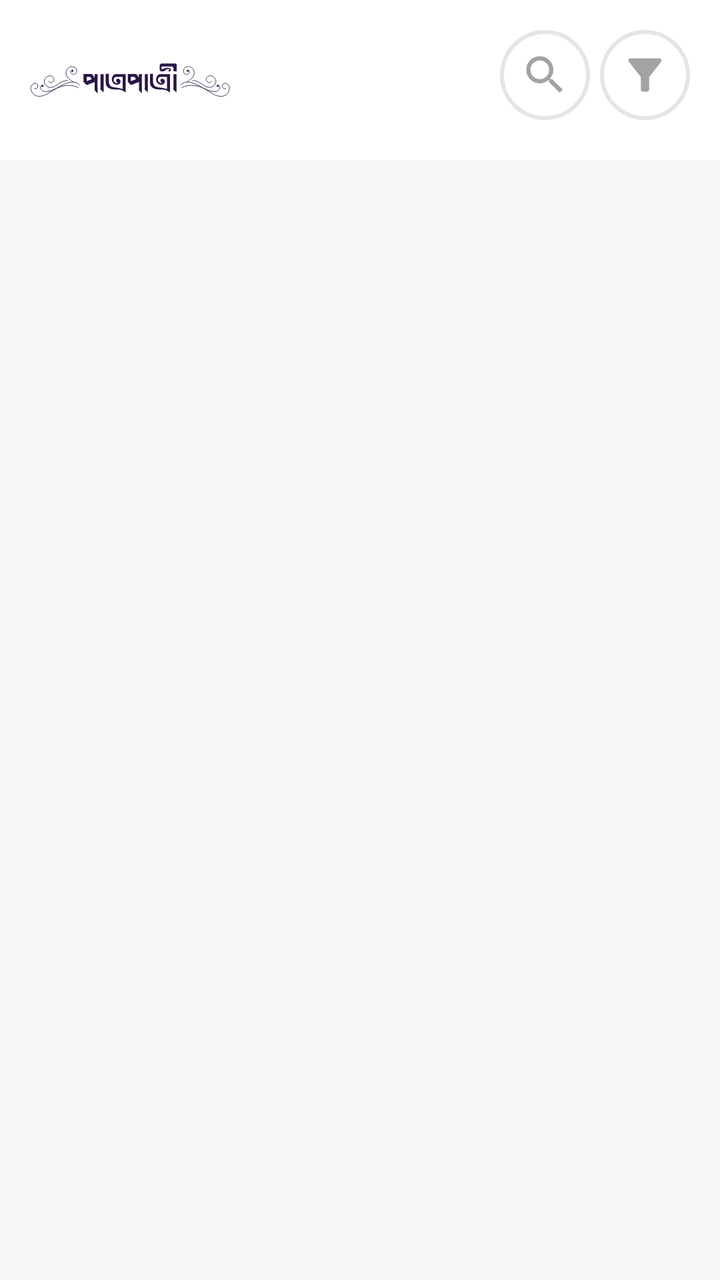
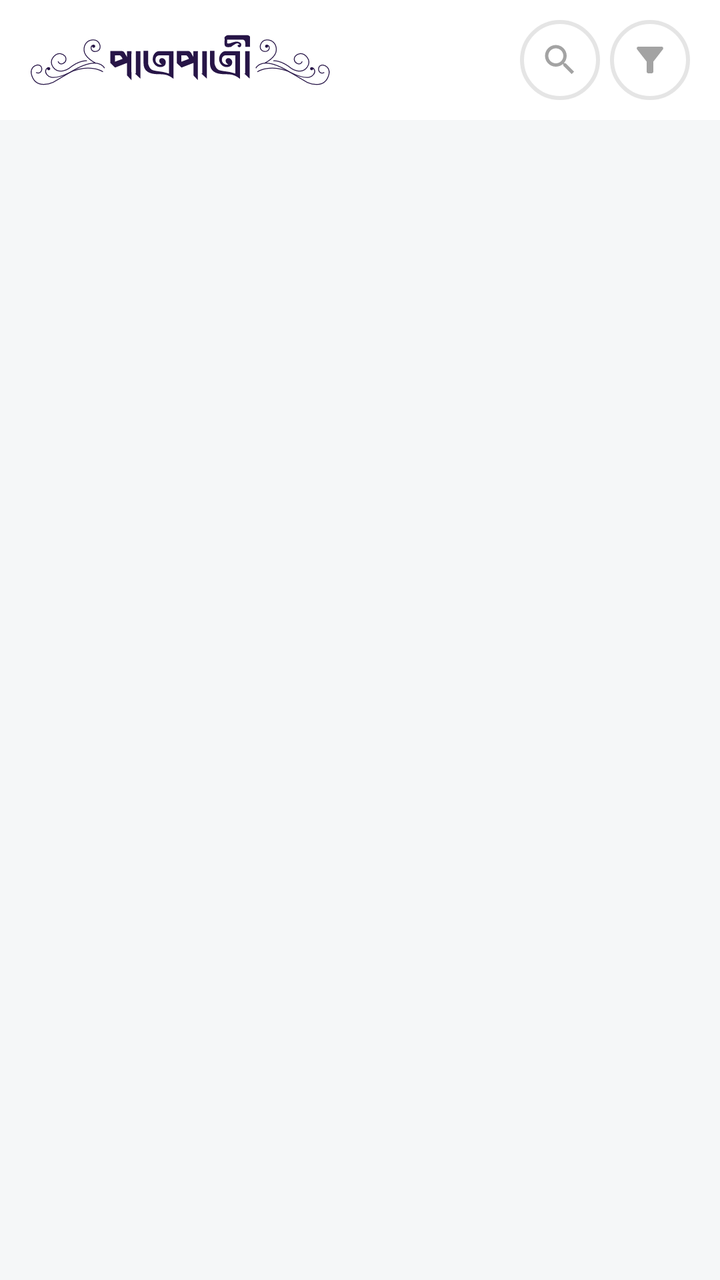

An Android layout rendered at two revisions. The XML below is the earlier revision; the diff shows what the commit changed to produce the second picture.
<!-- AndroidManifest.xml: application theme AppTheme -->
<!-- res/layout/fragment_home.xml -->
<?xml version="1.0" encoding="utf-8"?>
<LinearLayout xmlns:android="http://schemas.android.com/apk/res/android" xmlns:app="http://schemas.android.com/apk/res-auto"
    xmlns:tools="http://schemas.android.com/tools"
    android:id="@+id/root_view"
    android:orientation="vertical"
    android:background="@color/colorBackgroundGrey"
    android:layout_width="match_parent"
    android:layout_height="match_parent"
    tools:context=".views.fragments.HomeFragment">

    <RelativeLayout
        android:padding="15dp"
        android:layout_marginBottom="1dp"
        android:background="@color/colorWhite"
        android:layout_width="match_parent"
        android:layout_height="wrap_content">
        <ImageView
            app:tint="@color/colorPrimary"
            android:src="@drawable/ic_logo"
            android:cropToPadding="true"
            android:layout_width="100dp"
            android:layout_height="50dp"/>
        <EditText
            android:visibility="gone"
            android:id="@+id/search_item"
            android:inputType="text"
            android:singleLine="true"
            android:hint="Search"
            android:textSize="15sp"
            app:drawableTint="@color/colorDeepGrey"
            android:drawableEnd="@drawable/ic_baseline_search_24"
            android:background="@drawable/shape_radius_100_pad_10_stroke_grey_bg_white"
            android:paddingStart="25dp"
            android:paddingEnd="25dp"
            android:layout_marginEnd="100dp"
            android:layout_width="match_parent"
            android:layout_height="wrap_content"/>
        <ImageButton
            android:id="@+id/search_button"
            android:layout_toLeftOf="@+id/filter_button"
            android:scaleType="fitCenter"
            android:adjustViewBounds="true"
            android:background="@drawable/shape_radius_100_pad_10_stroke_grey_bg_white"
            android:tint="@color/colorDeepGrey"
            android:src="@drawable/ic_baseline_search_24"
            android:layout_marginEnd="5dp"
            android:layout_width="45dp"
            android:layout_height="45dp" />
        <ImageButton
            android:id="@+id/filter_button"
            android:layout_alignParentEnd="true"
            android:scaleType="fitCenter"
            android:adjustViewBounds="true"
            android:background="@drawable/shape_radius_100_pad_10_stroke_grey_bg_white"
            android:tint="@color/colorDeepGrey"
            android:src="@drawable/ic_baseline_filter_alt_24"
            android:layout_width="45dp"
            android:layout_height="45dp" />
    </RelativeLayout>

    <androidx.recyclerview.widget.RecyclerView
        android:id="@+id/items_recycler_view"
        tools:listitem="@layout/item_user"
        android:layout_width="match_parent"
        android:layout_height="wrap_content" />

</LinearLayout>
<!-- res/layout/item_user.xml (included above) -->
<?xml version="1.0" encoding="utf-8"?>
<RelativeLayout xmlns:android="http://schemas.android.com/apk/res/android"
    xmlns:app="http://schemas.android.com/apk/res-auto"
    android:id="@+id/item_layout"
    android:layout_marginBottom="15dp"
    android:background="@color/colorWhite"
    android:layout_width="match_parent"
    android:layout_height="wrap_content">

    
    <ImageView
        android:id="@+id/item_bg_image"
        android:scaleType="centerCrop"
        android:src="@drawable/background_image"
        android:background="@color/colorBackgroundGrey"
        android:layout_width="match_parent"
        android:layout_height="150dp"/>

    <Button
        android:id="@+id/message_button"
        android:text="Message"
        android:textAllCaps="false"
        android:textColor="@color/colorWhite"
        app:cornerRadius="25dp"
        android:layout_margin="15dp"
        android:layout_alignParentEnd="true"
        app:backgroundTint="@color/colorAccent"
        android:layout_width="wrap_content"
        android:layout_height="wrap_content" />

    <LinearLayout
        android:layout_marginTop="-70dp"
        android:padding="15dp"
        android:layout_below="@+id/item_bg_image"
        android:orientation="vertical"
        android:layout_width="match_parent"
        android:layout_height="wrap_content">
        <LinearLayout
            android:orientation="horizontal"
            android:layout_marginBottom="15dp"
            android:layout_width="match_parent"
            android:layout_height="wrap_content">
            <de.hdodenhof.circleimageview.CircleImageView
                android:id="@+id/item_image"
                app:civ_border_width="1dp"
                app:civ_border_color="@color/colorLightGrey"
                app:civ_circle_background_color="@color/colorWhite"
                app:tint="@color/colorWhite"
                android:src="@drawable/ic_add_photo"
                android:layout_marginEnd="15dp"
                android:layout_width="120dp"
                android:layout_height="120dp"/>
            <LinearLayout
                android:layout_marginTop="60dp"
                android:layout_gravity="bottom"
                android:orientation="vertical"
                android:layout_width="match_parent"
                android:layout_height="wrap_content">
                <TextView
                    android:id="@+id/item_name"
                    android:textSize="20sp"
                    android:text="Mohammad Ali"
                    android:textColor="@color/colorPrimary"
                    android:layout_width="wrap_content"
                    android:layout_height="wrap_content"/>
                <TextView
                    android:id="@+id/item_address_designation"
                    android:text="Software Engineer | Chittagong"
                    android:textColor="@color/colorPurple"
                    android:layout_width="wrap_content"
                    android:layout_height="wrap_content"/>
            </LinearLayout>
        </LinearLayout>

        <LinearLayout
            android:orientation="vertical"
            android:layout_marginBottom="15dp"
            android:layout_width="match_parent"
            android:layout_height="wrap_content">
            <TextView
                android:id="@+id/item_description"
                android:ellipsize="end"
                android:maxLines="4"
                android:textSize="10sp"
                android:layout_marginBottom="5dp"
                android:text="I am a person who is positive about every aspect of life. There are many things I like to do, to see, and to experience. I like to read, I like to write; I like to think, I like to dream; I like to talk, I like to listen. I like to see the sunrise in the morning, I like to see the moonlight at night; I like to feel the music flowing on my face, I like to smell the wind coming from the ocean. I like to look at the clouds in the sky with a blank mind, I like to do thought experiment when I cannot sleep in the middle of the night. I like flowers in spring, rain in summer, leaves in autumn, and snow in winter. I like to sleep early, I like to get up late; I like to be alone, I like to be surrounded by people. I like country’s peace, I like metropolis’ noise; I like the beautiful west lake in Hangzhou, I like the flat cornfield in Champaign. I like delicious food and comfortable shoes; I like good books and romantic movies. I like the land and the nature, I like people. And, I like to laugh."
                android:layout_width="wrap_content"
                android:layout_height="wrap_content"/>
            <TextView
                android:ellipsize="end"
                android:maxLines="4"
                android:textSize="10sp"
                android:text="Read More..."
                android:textColor="@color/colorPurple"
                android:layout_width="match_parent"
                android:layout_height="wrap_content"/>
        </LinearLayout>
        <RelativeLayout
            android:layout_width="match_parent"
            android:layout_height="wrap_content">
            <LinearLayout
                android:orientation="horizontal"
                android:layout_width="wrap_content"
                android:layout_height="wrap_content">
                <ImageView
                    app:tint="@color/colorPrimary"
                    android:src="@drawable/ic_baseline_access_time_24"
                    android:layout_marginEnd="5dp"
                    android:layout_width="15dp"
                    android:layout_height="15dp"/>
                <TextView
                    android:id="@+id/item_date"
                    android:textSize="10sp"
                    android:text="10th November"
                    android:textColor="@color/colorPrimary"
                    android:layout_width="wrap_content"
                    android:layout_height="wrap_content"/>
            </LinearLayout>
            <LinearLayout
                android:layout_alignParentEnd="true"
                android:orientation="horizontal"
                android:layout_width="wrap_content"
                android:layout_height="wrap_content">
                <LinearLayout
                    android:layout_marginEnd="10dp"
                    android:orientation="horizontal"
                    android:layout_width="wrap_content"
                    android:layout_height="wrap_content">
                    <ImageView
                        app:tint="@color/colorPrimary"
                        android:src="@drawable/ic_baseline_visibility_24"
                        android:layout_marginEnd="5dp"
                        android:layout_width="15dp"
                        android:layout_height="15dp"/>
                    <TextView
                        android:id="@+id/item_viewed"
                        android:textSize="10sp"
                        android:text="15K"
                        android:textColor="@color/colorPrimary"
                        android:layout_width="wrap_content"
                        android:layout_height="wrap_content"/>
                </LinearLayout>
                <LinearLayout
                    android:orientation="horizontal"
                    android:layout_width="wrap_content"
                    android:layout_height="wrap_content">
                    <ImageView
                        app:tint="@color/colorPrimary"
                        android:src="@drawable/ic_baseline_favorite_24"
                        android:layout_marginEnd="5dp"
                        android:layout_width="15dp"
                        android:layout_height="15dp"/>
                    <TextView
                        android:id="@+id/item_liked"
                        android:textSize="10sp"
                        android:text="12K"
                        android:textColor="@color/colorPrimary"
                        android:layout_width="wrap_content"
                        android:layout_height="wrap_content"/>
                </LinearLayout>
            </LinearLayout>
        </RelativeLayout>
    </LinearLayout>

</RelativeLayout>
<!-- resources referenced by this layout -->
<resources>
  <color name="colorAccent">#2D164A</color>
  <color name="colorBackgroundGrey">#F5F7F8</color>
  <color name="colorDeepGrey">#A3A3A3</color>
  <color name="colorLightGrey">#F2F2F2</color>
  <color name="colorPrimary">#271547</color>
  <color name="colorPurple">#79346B</color>
  <color name="colorWhite">#FFFFFF</color>
  <!-- drawable ic_baseline_favorite_24 (drawable) -->
  <vector xmlns:android="http://schemas.android.com/apk/res/android"
      android:width="24dp"
      android:height="24dp"
      android:viewportWidth="24"
      android:viewportHeight="24"
      android:tint="?attr/colorControlNormal">
    <path
        android:fillColor="@android:color/white"
        android:pathData="M12,21.35l-1.45,-1.32C5.4,15.36 2,12.28 2,8.5 2,5.42 4.42,3 7.5,3c1.74,0 3.41,0.81 4.5,2.09C13.09,3.81 14.76,3 16.5,3 19.58,3 22,5.42 22,8.5c0,3.78 -3.4,6.86 -8.55,11.54L12,21.35z"/>
  </vector>
  <!-- drawable ic_baseline_filter_alt_24 (drawable) -->
  <vector xmlns:android="http://schemas.android.com/apk/res/android"
      android:width="24dp"
      android:height="24dp"
      android:viewportWidth="24"
      android:viewportHeight="24"
      android:tint="?attr/colorControlNormal">
    <path
        android:fillColor="@android:color/white"
        android:pathData="M4.25,5.61C6.27,8.2 10,13 10,13v6c0,0.55 0.45,1 1,1h2c0.55,0 1,-0.45 1,-1v-6c0,0 3.72,-4.8 5.74,-7.39C20.25,4.95 19.78,4 18.95,4H5.04C4.21,4 3.74,4.95 4.25,5.61z"/>
  </vector>
  <!-- drawable ic_baseline_search_24 (drawable) -->
  <vector xmlns:android="http://schemas.android.com/apk/res/android"
      android:width="24dp"
      android:height="24dp"
      android:viewportWidth="24"
      android:viewportHeight="24"
      android:tint="?attr/colorControlNormal">
    <path
        android:fillColor="@android:color/white"
        android:pathData="M15.5,14h-0.79l-0.28,-0.27C15.41,12.59 16,11.11 16,9.5 16,5.91 13.09,3 9.5,3S3,5.91 3,9.5 5.91,16 9.5,16c1.61,0 3.09,-0.59 4.23,-1.57l0.27,0.28v0.79l5,4.99L20.49,19l-4.99,-5zM9.5,14C7.01,14 5,11.99 5,9.5S7.01,5 9.5,5 14,7.01 14,9.5 11.99,14 9.5,14z"/>
  </vector>
  <!-- drawable ic_baseline_visibility_24 (drawable) -->
  <vector xmlns:android="http://schemas.android.com/apk/res/android"
      android:width="24dp"
      android:height="24dp"
      android:viewportWidth="24"
      android:viewportHeight="24"
      android:tint="?attr/colorControlNormal">
    <path
        android:fillColor="@android:color/white"
        android:pathData="M12,4.5C7,4.5 2.73,7.61 1,12c1.73,4.39 6,7.5 11,7.5s9.27,-3.11 11,-7.5c-1.73,-4.39 -6,-7.5 -11,-7.5zM12,17c-2.76,0 -5,-2.24 -5,-5s2.24,-5 5,-5 5,2.24 5,5 -2.24,5 -5,5zM12,9c-1.66,0 -3,1.34 -3,3s1.34,3 3,3 3,-1.34 3,-3 -1.34,-3 -3,-3z"/>
  </vector>
  <!-- drawable shape_radius_100_pad_10_stroke_grey_bg_white (drawable) -->
  <?xml version="1.0" encoding="utf-8"?>
  <shape xmlns:android="http://schemas.android.com/apk/res/android">
      
      <solid android:color="@color/colorWhite" />
      <stroke android:width="2dp" android:color="#e5e5e5" />
      <padding android:left="10dp" android:top="10dp" android:right="10dp" android:bottom="10dp"/>
      <corners android:radius="100dp"/>
  </shape>
  <style name="AppTheme" parent="Theme.MaterialComponents.DayNight.NoActionBar">
          
          <item name="colorPrimary">@color/colorPrimary</item>
          <item name="colorPrimaryDark">@color/colorPrimaryDark</item>
          <item name="colorAccent">@color/colorAccent</item>
      </style>
  <color name="colorPrimaryDark">#43105D</color>
  <!-- unchanged entries left out for length: 4 -->
</resources>

<!-- the commit's change to res/layout/fragment_home.xml (unified diff, before → after) -->
@@ -9,7 +9,8 @@
     tools:context=".views.fragments.HomeFragment">
 
     <RelativeLayout
-        android:padding="15dp"
+        android:paddingStart="15dp"
+        android:paddingEnd="15dp"
         android:layout_marginBottom="1dp"
         android:background="@color/colorWhite"
         android:layout_width="match_parent"
@@ -18,8 +19,8 @@
             app:tint="@color/colorPrimary"
             android:src="@drawable/ic_logo"
             android:cropToPadding="true"
-            android:layout_width="100dp"
-            android:layout_height="50dp"/>
+            android:layout_width="150dp"
+            android:layout_height="60dp"/>
         <EditText
             android:visibility="gone"
             android:id="@+id/search_item"
@@ -38,24 +39,26 @@
         <ImageButton
             android:id="@+id/search_button"
             android:layout_toLeftOf="@+id/filter_button"
+            android:layout_centerInParent="true"
             android:scaleType="fitCenter"
             android:adjustViewBounds="true"
             android:background="@drawable/shape_radius_100_pad_10_stroke_grey_bg_white"
             android:tint="@color/colorDeepGrey"
             android:src="@drawable/ic_baseline_search_24"
             android:layout_marginEnd="5dp"
-            android:layout_width="45dp"
-            android:layout_height="45dp" />
+            android:layout_width="40dp"
+            android:layout_height="40dp" />
         <ImageButton
             android:id="@+id/filter_button"
             android:layout_alignParentEnd="true"
+            android:layout_centerInParent="true"
             android:scaleType="fitCenter"
             android:adjustViewBounds="true"
             android:background="@drawable/shape_radius_100_pad_10_stroke_grey_bg_white"
             android:tint="@color/colorDeepGrey"
             android:src="@drawable/ic_baseline_filter_alt_24"
-            android:layout_width="45dp"
-            android:layout_height="45dp" />
+            android:layout_width="40dp"
+            android:layout_height="40dp" />
     </RelativeLayout>
 
     <androidx.recyclerview.widget.RecyclerView
